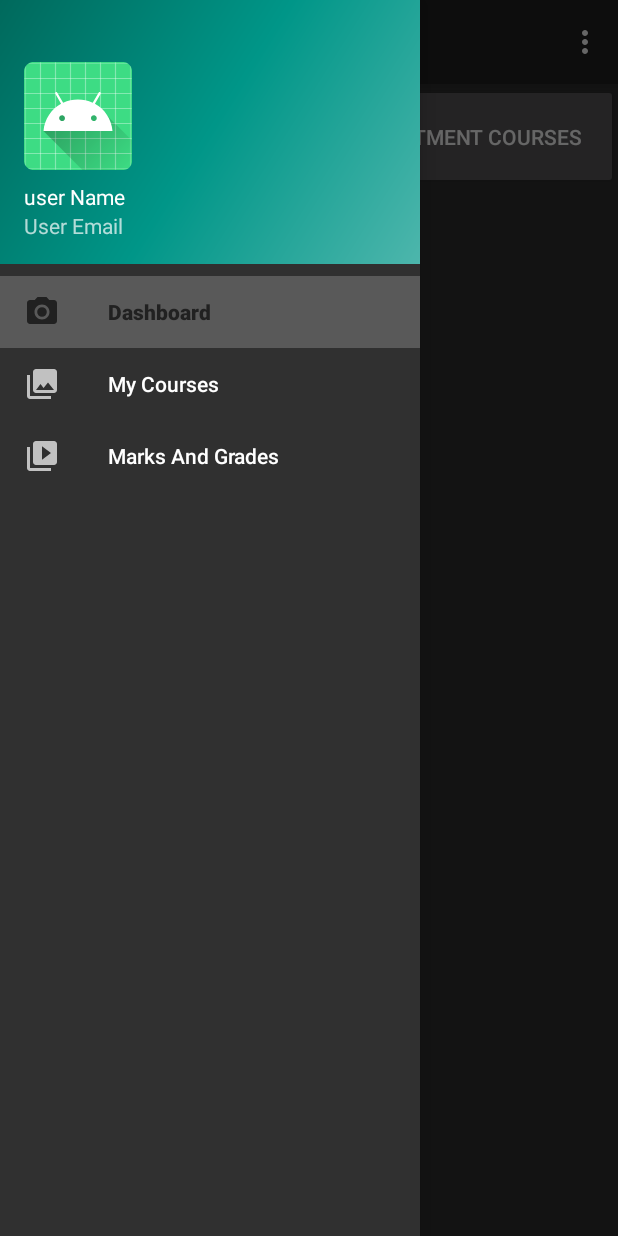
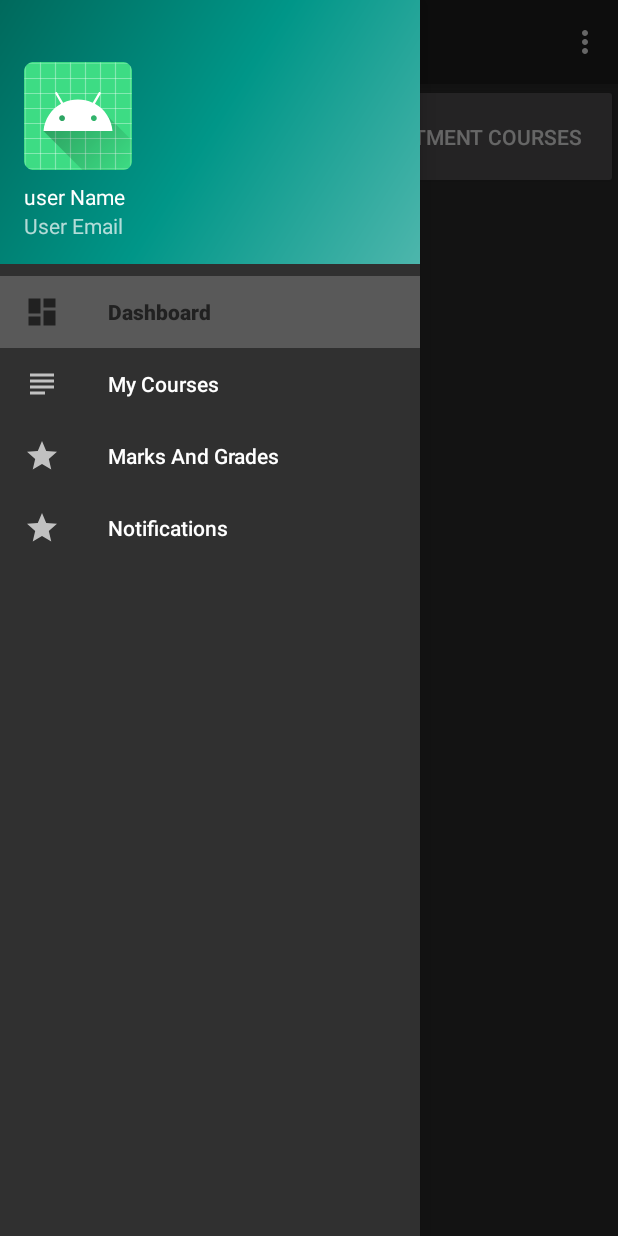
Before and after one commit to MalshaniDahanayaka/Student-Management-System---MobileApp, an Android app: the screen it shows after launch (MainActivity), with the side drawer open, on a phone screen of 412 x 824 dp. Run offline under Robolectric (Android 15) with nearby library versions, the phone set to English and light mode, and no system bars; our stand-ins replace navigation-ui; Roboto replaces fonts that are not available here.

Commit message:
system updates

```diff
--- a/app/src/main/res/menu/activity_main_drawer.xml
+++ b/app/src/main/res/menu/activity_main_drawer.xml
@@ -6,15 +6,19 @@
     <group android:checkableBehavior="single">
         <item
             android:id="@+id/nav_home"
-            android:icon="@drawable/ic_menu_camera"
-            android:title="@string/menu_home" />
+            android:icon="@drawable/ic_baseline_dashboard_24"
+            android:title="Dashboard" />
         <item
             android:id="@+id/nav_gallery"
-            android:icon="@drawable/ic_menu_gallery"
-            android:title="@string/menu_gallery" />
+            android:icon="@drawable/ic_baseline_subject_24"
+            android:title="My Courses" />
         <item
             android:id="@+id/nav_slideshow"
-            android:icon="@drawable/ic_menu_slideshow"
-            android:title="@string/menu_slideshow" />
+            android:icon="@drawable/ic_baseline_grade_24"
+            android:title="Marks And Grades" />
+        <item
+            android:id="@+id/nav_notifications"
+            android:icon="@drawable/ic_baseline_grade_24"
+            android:title="Notifications" />
     </group>
 </menu>
--- a/app/src/main/res/menu/main.xml
+++ b/app/src/main/res/menu/main.xml
@@ -2,8 +2,13 @@
 <menu xmlns:android="http://schemas.android.com/apk/res/android"
     xmlns:app="http://schemas.android.com/apk/res-auto">
     <item
-        android:id="@+id/action_settings"
+        android:id="@+id/action_profile"
         android:orderInCategory="100"
-        android:title="@string/action_settings"
+        android:title="Profile"
+        app:showAsAction="never" />
+    <item
+        android:id="@+id/action_exit"
+        android:orderInCategory="100"
+        android:title="Exit"
         app:showAsAction="never" />
 </menu>
--- a/build.gradle
+++ b/build.gradle
@@ -2,8 +2,10 @@
 plugins {
     id 'com.android.application' version '7.1.2' apply false
     id 'com.android.library' version '7.1.2' apply false
-    id 'org.jetbrains.kotlin.android' version '1.6.10' apply false
+    id 'org.jetbrains.kotlin.android' version '1.6.21' apply false
 }
+
+
 
 task clean(type: Delete) {
     delete rootProject.buildDir
```
